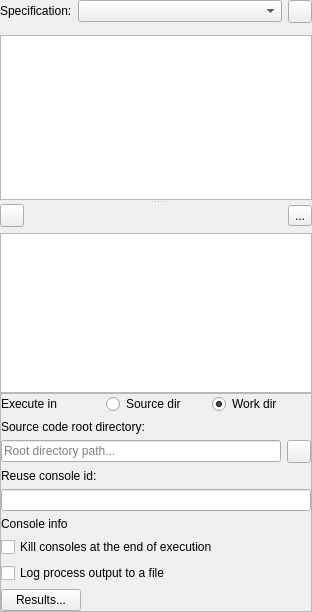
The window that spine_items/tool/ui/tool_properties.ui (spine-tools/spine-items) describes before a commit, drawn with Qt 5.
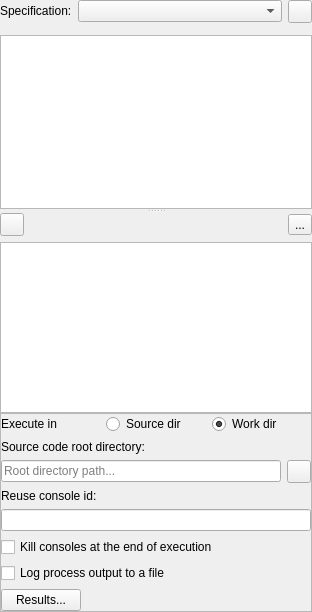
The same window after the commit. Icons and pictures are not drawn. Custom widgets are drawn as their Qt base class.

What changed in the file:
```diff
--- a/spine_items/tool/ui/tool_properties.ui
+++ b/spine_items/tool/ui/tool_properties.ui
@@ -373,13 +373,6 @@
             </property>
            </widget>
           </item>
-          <item>
-           <widget class="ElidedLabel" name="label_jupyter">
-            <property name="text">
-             <string>Console info</string>
-            </property>
-           </widget>
-          </item>
           <item>
            <widget class="QCheckBox" name="kill_consoles_check_box">
             <property name="toolTip">
@@ -448,11 +441,6 @@
    <extends>QTreeView</extends>
    <header>../widgets.h</header>
   </customwidget>
-  <customwidget>
-   <class>ElidedLabel</class>
-   <extends>QLabel</extends>
-   <header>spinetoolbox/widgets/custom_qwidgets.h</header>
-  </customwidget>
  </customwidgets>
  <tabstops>
   <tabstop>comboBox_tool</tabstop>
```
